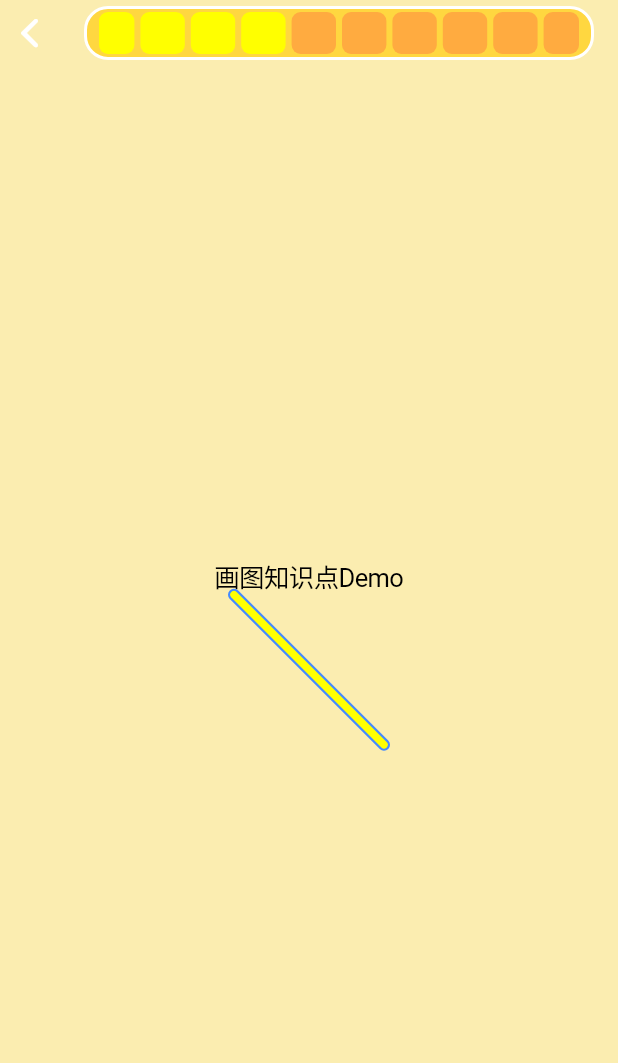
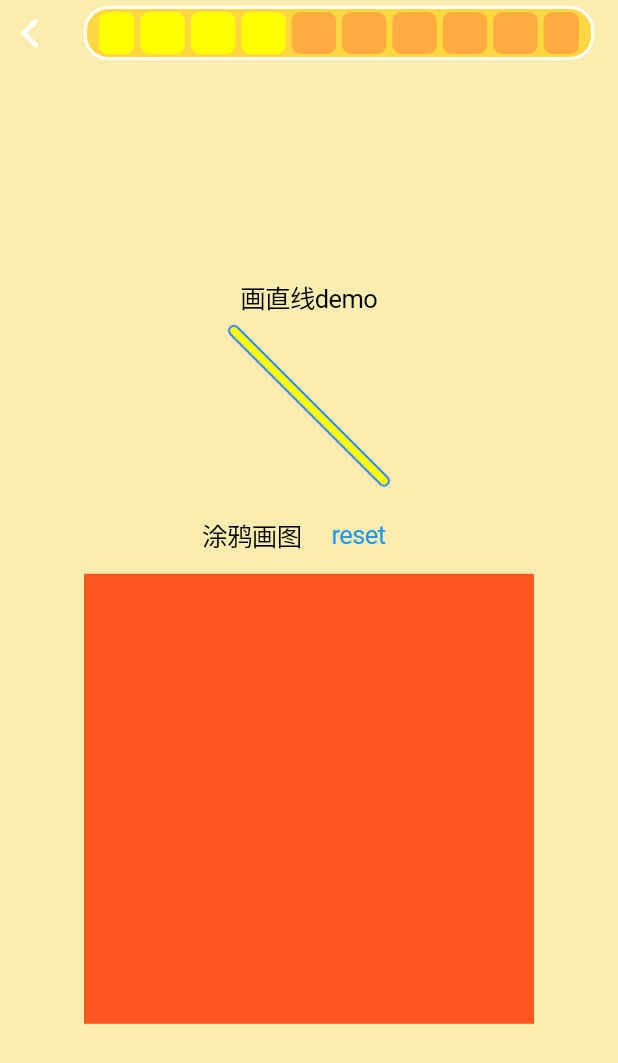
Before and after one commit to KingBo0259/hi_flutter_app, a Flutter app: the HandWritePage screen opened by its route, on a phone screen of 412 x 824 dp. Shown: the top 1063 px of the screen. Run offline on Flutter 3.47's test engine with Material 2 defaults, Android fonts, the phone set to English and light mode, and no system bars; our stand-ins replace flip_card.

Commit message:
[ADD] 添加手势划线功能

```diff
--- a/lib/src/pages/Course/write/hand_write_page.dart
+++ b/lib/src/pages/Course/write/hand_write_page.dart
@@ -1,6 +1,7 @@
 import 'package:flutter/material.dart';
 import 'package:flutter/cupertino.dart';
 import 'draw_line_widget.dart';
+import 'signature_painter_widget.dart';
 import 'package:hi_flutter_app/src/widget/navigator_process_widget.dart';
 
 class HandWritePage extends StatefulWidget {
@@ -9,6 +10,10 @@ class HandWritePage extends StatefulWidget {
 }
 
 class _HandWritePage extends State<HandWritePage> {
+  List<Offset> _points = <Offset>[];
+
+  Size paindSize = Size(300, 300);
+
   @override
   Widget build(BuildContext context) {
     return CupertinoPageScaffold(
@@ -17,15 +22,65 @@ class _HandWritePage extends State<HandWritePage> {
         ),
         child: Center(
             child: Column(
-              mainAxisAlignment: MainAxisAlignment.center,
+          mainAxisAlignment: MainAxisAlignment.center,
           children: <Widget>[
-            Text("画图知识点Demo"),
+            Text("画直线demo"),
+            SizedBox(
+              height: 10,
+            ),
             CustomPaint(
               size: Size(100, 100),
               foregroundPainter:
                   DrawLineWidget(lineColor: Colors.yellowAccent, width: 5.0),
               painter: DrawLineWidget(lineColor: Colors.blueAccent, width: 8.0),
             ),
+            SizedBox(
+              height: 10,
+            ),
+            Row(
+              mainAxisAlignment: MainAxisAlignment.center,
+              children: <Widget>[
+                Text("涂鸦画图"),
+                CupertinoButton(
+                  child: Text("reset"),
+                  onPressed: () {
+                    setState(() {
+                      _points = List();
+                    });
+                  },
+                )
+              ],
+            ),
+            Container(
+              child: Stack(
+                alignment: AlignmentDirectional.topStart,
+                fit: StackFit.loose,
+                children: <Widget>[
+                  GestureDetector(
+                    onPanUpdate: (DragUpdateDetails details) {
+//                  RenderBox referenceBox = context.findRenderObject();
+//                   //转化成全局坐标
+//                  Offset localPosition = referenceBox.globalToLocal(details.globalPosition);
+                      setState(() {
+                        if (paindSize.contains(details.localPosition))
+                          _points = new List.from(_points)
+                            ..add(details.localPosition);
+                      });
+                    },
+                    onPanEnd: (DragEndDetails details) => _points.add(null),
+                    child: Container(
+                      width: paindSize.width,
+                      height: paindSize.height,
+                      color: Colors.deepOrange,
+                    ),
+                  ),
+                  CustomPaint(
+                    painter: SignaturePainterWidget(_points,
+                        lineColor: Colors.white),
+                  )
+                ],
+              ),
+            )
           ],
         )));
   }
--- /dev/null
+++ b/lib/src/pages/Course/write/signature_painter_widget.dart
@@ -0,0 +1,37 @@
+import 'package:flutter/material.dart';
+
+
+class SignaturePainterWidget extends CustomPainter {
+  SignaturePainterWidget(this.points,{this.lineColor = Colors.blue});
+
+  final List<Offset> points; // Offset:一个不可变的2D浮点偏移。
+  final lineColor;
+  @override
+  void paint(Canvas canvas, Size size) {
+    Paint paint = new Paint() //设置笔的属性
+      ..color = lineColor
+      ..strokeCap = StrokeCap.round
+      ..isAntiAlias = true
+      ..strokeWidth = 12.0
+
+      ..strokeJoin = StrokeJoin.bevel;
+
+    for (int i = 0; i < points.length - 1; i++) {
+      //画线
+      if (points[i] != null && points[i + 1] != null)
+        canvas.drawLine(points[i], points[i + 1],
+            paint);
+      //drawLine(Offset p1, Offset p2, Paint paint) → void
+//      canvas.drawOval(
+//          new Rect.fromCircle(center: points[i], radius: 20.0), paint);
+////      canvas.drawOval(rect, paint)
+//    canvas.drawCircle(points[i], 20.0, paint);
+    }
+  }
+
+  /*是否是重绘制*/
+  @override
+  bool shouldRepaint(SignaturePainterWidget other) => other.points != points;
+//  bool shouldRepaint(SignaturePainter other) =>true;
+
+}
```
